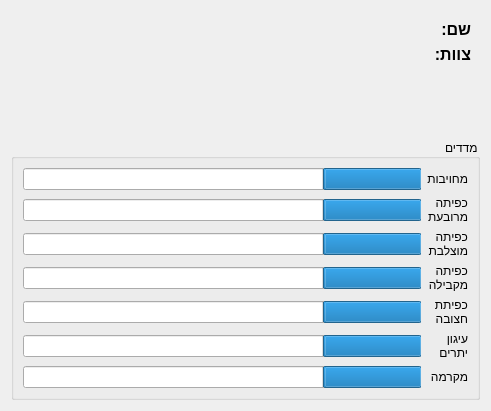
Qt form gui/resources/participantdialog.ui (PillowTweezers/PurMyun) before a commit.
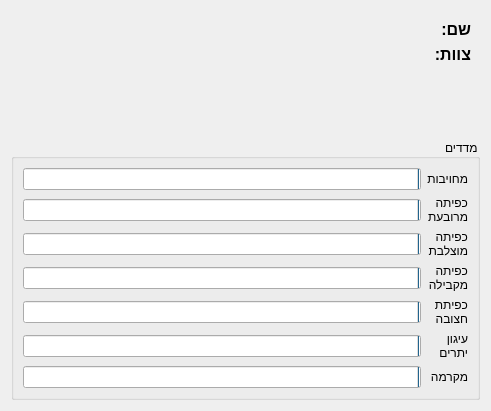
The same form after that commit.

```diff
--- a/gui/resources/participantdialog.ui
+++ b/gui/resources/participantdialog.ui
@@ -147,49 +147,49 @@
          <enum>Qt::RightToLeft</enum>
         </property>
         <property name="value">
-         <number>24</number>
+         <number>0</number>
         </property>
        </widget>
       </item>
       <item row="1" column="1">
        <widget class="QProgressBar" name="progressBar_2">
         <property name="value">
-         <number>24</number>
+         <number>0</number>
         </property>
        </widget>
       </item>
       <item row="2" column="1">
        <widget class="QProgressBar" name="progressBar_3">
         <property name="value">
-         <number>24</number>
+         <number>0</number>
         </property>
        </widget>
       </item>
       <item row="3" column="1">
        <widget class="QProgressBar" name="progressBar_4">
         <property name="value">
-         <number>24</number>
+         <number>0</number>
         </property>
        </widget>
       </item>
       <item row="4" column="1">
        <widget class="QProgressBar" name="progressBar_5">
         <property name="value">
-         <number>24</number>
+         <number>0</number>
         </property>
        </widget>
       </item>
       <item row="5" column="1">
        <widget class="QProgressBar" name="progressBar_6">
         <property name="value">
-         <number>24</number>
+         <number>0</number>
         </property>
        </widget>
       </item>
       <item row="6" column="1">
        <widget class="QProgressBar" name="progressBar_7">
         <property name="value">
-         <number>24</number>
+         <number>0</number>
         </property>
        </widget>
       </item>
```
Left out of the diff: 18 changed lines with no effect on the pictures.
